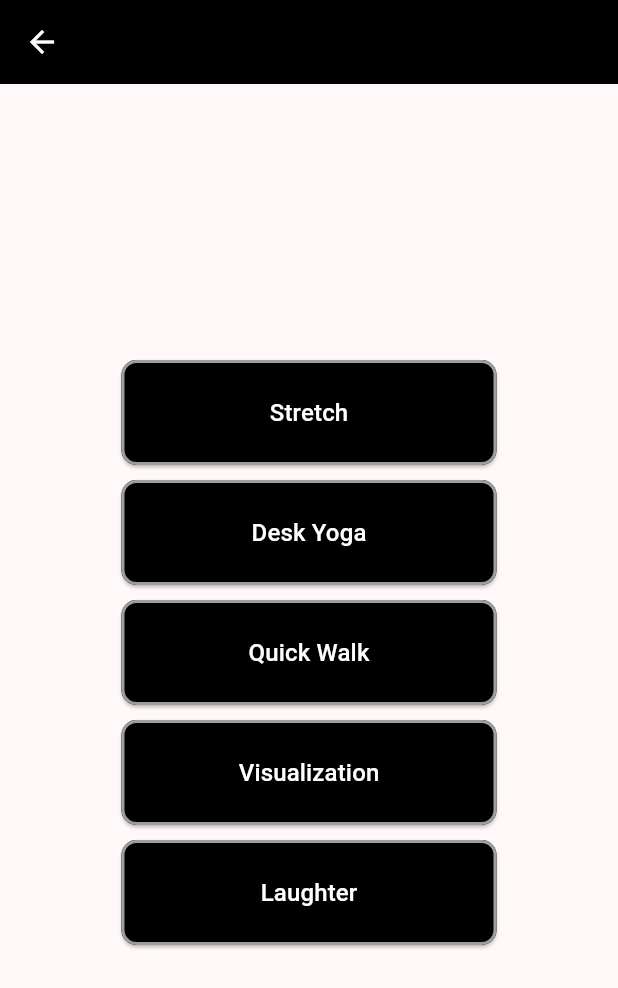
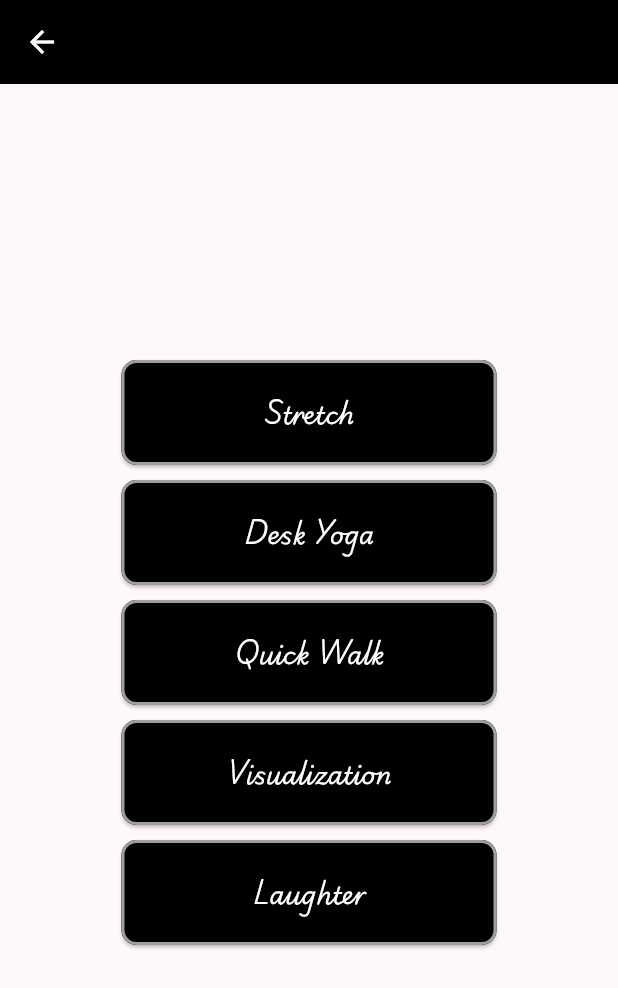
Before and after one commit to Raviteja582/AcuraFlow-Midnfullness, a Flutter app: the screen it shows after launch, after a tap on "Activity Breaks", on a phone screen of 412 x 824 dp. Shown: the top 988 px of the screen. Run offline on Flutter 3.47's test engine with Material 3 defaults, Android fonts, the phone set to English and light mode, and no system bars; our stand-ins replace chewie, shared_preferences, video_player.

Commit message:
Font changes for text across all the screens

```diff
--- a/lib/activities/activity_breaks_screen.dart
+++ b/lib/activities/activity_breaks_screen.dart
@@ -52,7 +52,7 @@ class _ActivityBreaksScreenState extends State<ActivityBreaksScreen> {
                   },
                   child: const Text(
                     'Stretch',
-                    style: TextStyle(fontSize: 16.0),
+                    style: TextStyle(fontSize: 16.0, fontFamily: 'Playwrite'),
                   ),
                 ),
               ],
@@ -79,7 +79,7 @@ class _ActivityBreaksScreenState extends State<ActivityBreaksScreen> {
                   },
                   child: const Text(
                     'Desk Yoga',
-                    style: TextStyle(fontSize: 16.0),
+                    style: TextStyle(fontSize: 16.0, fontFamily: 'Playwrite'),
                   ),
                 ),
               ],
@@ -106,7 +106,7 @@ class _ActivityBreaksScreenState extends State<ActivityBreaksScreen> {
                   },
                   child: const Text(
                     'Quick Walk',
-                    style: TextStyle(fontSize: 16.0),
+                    style: TextStyle(fontSize: 16.0, fontFamily: 'Playwrite'),
                   ),
                 ),
               ],
@@ -133,7 +133,7 @@ class _ActivityBreaksScreenState extends State<ActivityBreaksScreen> {
                   },
                   child: const Text(
                     'Visualization',
-                    style: TextStyle(fontSize: 16.0),
+                    style: TextStyle(fontSize: 16.0, fontFamily: 'Playwrite'),
                   ),
                 ),
               ],
@@ -160,7 +160,7 @@ class _ActivityBreaksScreenState extends State<ActivityBreaksScreen> {
                   },
                   child: const Text(
                     'Laughter',
-                    style: TextStyle(fontSize: 16.0),
+                    style: TextStyle(fontSize: 16.0, fontFamily: 'Playwrite'),
                   ),
                 ),
               ],
@@ -187,7 +187,7 @@ class _ActivityBreaksScreenState extends State<ActivityBreaksScreen> {
                   },
                   child: const Text(
                     'Gentle Music',
-                    style: TextStyle(fontSize: 16.0),
+                    style: TextStyle(fontSize: 16.0, fontFamily: 'Playwrite'),
                   ),
                 ),
               ],
--- a/lib/activities/desk_yoga.dart
+++ b/lib/activities/desk_yoga.dart
@@ -39,6 +39,7 @@ class DeskYogaScreen extends StatelessWidget {
                     style: TextStyle(
                       fontSize: 20,
                       fontWeight: FontWeight.bold,
+                      fontFamily: 'Playwrite'
                     ),
                     textAlign: TextAlign.center,
                   ),
@@ -47,6 +48,7 @@ class DeskYogaScreen extends StatelessWidget {
                     style: TextStyle(
                       fontSize: 14,
                       color: Colors.black,
+                      fontFamily: 'Playwrite'
                     ),
                     textAlign: TextAlign.justify,
                   ),
@@ -83,6 +85,7 @@ class DeskYogaScreen extends StatelessWidget {
                     style: TextStyle(
                       fontSize: 18,
                       fontWeight: FontWeight.bold,
+                      fontFamily: 'Playwrite'
                     ),
                   ),
                   const SizedBox(height: 8),
@@ -91,6 +94,7 @@ class DeskYogaScreen extends StatelessWidget {
                         style: const TextStyle(
                           fontSize: 15,
                           color: Colors.black,
+                          fontFamily: 'Playwrite'
                         ),
                         textAlign: TextAlign.justify,
                       )),
--- a/lib/activities/laughter_screen.dart
+++ b/lib/activities/laughter_screen.dart
@@ -8,7 +8,7 @@ class LaughterScreen extends StatelessWidget {
   Widget build(BuildContext context) {
     return Scaffold(
       appBar: AppBar(
-        title: Text("Laughter Videos"),
+        title: Text("Laughter Videos", style: TextStyle(fontFamily: 'Playwrite'),),
       ),
       body: ListView(
         children: <Widget>[
@@ -19,6 +19,7 @@ class LaughterScreen extends StatelessWidget {
               style: TextStyle(
                 fontSize: 20.0,
                 fontWeight: FontWeight.bold,
+                fontFamily: 'Playwrite'
               ),
               textAlign: TextAlign.justify,
             ),
@@ -33,7 +34,7 @@ class LaughterScreen extends StatelessWidget {
             onPressed: () {
               Navigator.pop(context);
             },
-            child: Text("Back to Home"),
+            child: Text("Back to Home", style: TextStyle(fontFamily: 'Playwrite'),),
             style: ElevatedButton.styleFrom(
               backgroundColor: Colors.red,
               minimumSize: Size(100, 30),
--- a/lib/activities/music_screen.dart
+++ b/lib/activities/music_screen.dart
@@ -9,7 +9,7 @@ class MusicScreen extends StatelessWidget {
   Widget build(BuildContext context) {
     return Scaffold(
       appBar: AppBar(
-        title: Text("Gentle Music"),
+        title: Text("Gentle Music", style: TextStyle(fontFamily: 'Playwrite'),),
       ),
       body: ListView(
         children: <Widget>[
@@ -20,6 +20,7 @@ class MusicScreen extends StatelessWidget {
               style: TextStyle(
                 fontSize: 20.0,
                 fontWeight: FontWeight.bold,
+                fontFamily: 'Playwrite'
               ),
               textAlign: TextAlign.justify,
             ),
@@ -34,7 +35,7 @@ class MusicScreen extends StatelessWidget {
             onPressed: () {
               Navigator.pop(context);
             },
-            child: Text("Back to Home"),
+            child: Text("Back to Home", style: TextStyle(fontFamily: 'Playwrite'),),
             style: ElevatedButton.styleFrom(
               backgroundColor: Colors.red,
               minimumSize: Size(100, 30),
--- a/lib/activities/stretch_screen.dart
+++ b/lib/activities/stretch_screen.dart
@@ -40,6 +40,7 @@ class StretchScreen extends StatelessWidget {
               style: TextStyle(
                 fontSize: 20,
                 fontWeight: FontWeight.bold,
+                fontFamily: 'Playwrite'
               ),
               textAlign: TextAlign.center,
             ),
@@ -98,6 +99,7 @@ class StretchScreen extends StatelessWidget {
                                   style: const TextStyle(
                                     fontSize: 16,
                                     color: Colors.white,
+                                    fontFamily: 'Playwrite'
                                   ),
                                   textAlign: TextAlign.left,
                                 ),
@@ -110,6 +112,7 @@ class StretchScreen extends StatelessWidget {
                                   style: const TextStyle(
                                     fontSize: 14,
                                     color: Colors.grey,
+                                    fontFamily: 'Playwrite'
                                   ),
                                   textAlign: TextAlign.justify,
                                 ),
--- a/lib/journalling_screen.dart
+++ b/lib/journalling_screen.dart
@@ -65,6 +65,7 @@ class _NotepadScreenState extends State<NotepadScreen> {
               style: TextStyle(
                 fontSize: 20.0,
                 fontWeight: FontWeight.bold,
+                fontFamily: 'Playwrite'
               ),
               textAlign: TextAlign.center,
             ),
@@ -76,6 +77,7 @@ class _NotepadScreenState extends State<NotepadScreen> {
               style: TextStyle(
                 fontSize: 14,
                 fontWeight: FontWeight.normal,
+                fontFamily: 'Playwrite'
               ),
               textAlign: TextAlign.center,
             ),
@@ -121,7 +123,7 @@ class _NotepadScreenState extends State<NotepadScreen> {
                     setState(() {});
                   }
                 },
-                child: Text(selectedNoteIndex != -1 ? 'Edit/Save' : 'Save'),
+                child: Text(selectedNoteIndex != -1 ? 'Edit/Save' : 'Save', style: TextStyle(fontFamily: 'Playwrite'),),
               ),
               const SizedBox(width: 10), // Add spacing between buttons
               ElevatedButton(
@@ -139,7 +141,7 @@ class _NotepadScreenState extends State<NotepadScreen> {
                   noteController.clear();
                   selectedNoteIndex = -1;
                 },
-                child: const Text('Cancel'),
+                child: const Text('Cancel', style: TextStyle(fontFamily: 'Playwrite'),),
               ),
               const SizedBox(width: 18),
             ],
--- a/lib/main.dart
+++ b/lib/main.dart
@@ -41,6 +41,7 @@
         backgroundColor: Colors.black,
         title: Text(
           widget.title,
+          style: TextStyle(fontFamily: 'Playwrite'),
         ),
         foregroundColor: Colors.white,
       ),
@@ -84,7 +85,7 @@
                   },
                   child: const Text(
                     'Meditation',
-                    style: TextStyle(fontSize: 16.0),
+                    style: TextStyle(fontSize: 16.0, fontFamily: 'Playwrite'),
                   ),
                 ),
                 const SizedBox(width: 10),
@@ -106,7 +107,7 @@
                   },
                   child: const Text(
                     'Sleep',
-                    style: TextStyle(fontSize: 16.0),
+                    style: TextStyle(fontSize: 16.0, fontFamily: 'Playwrite'),
                   ),
                 ),
               ],
@@ -133,7 +134,7 @@
                   },
                   child: const Text(
                     'Activity Breaks',
-                    style: TextStyle(fontSize: 16.0),
+                    style: TextStyle(fontSize: 14.0, fontFamily: 'Playwrite'),
                   ),
                 ),
                 const SizedBox(width: 10),
@@ -155,7 +156,7 @@
                   },
                   child: const Text(
                     'Journalling',
-                    style: TextStyle(fontSize: 16.0),
+                    style: TextStyle(fontSize: 16.0, fontFamily: 'Playwrite'),
                   ),
                 ),
               ],
--- a/lib/meditation_screen.dart
+++ b/lib/meditation_screen.dart
@@ -27,6 +27,7 @@ class MeditationScreen extends StatelessWidget {
               style: TextStyle(
                 fontSize: 20.0,
                 fontWeight: FontWeight.bold,
+                fontFamily: 'Playwrite'
               ),
               textAlign: TextAlign.center,
             ),
@@ -38,6 +39,7 @@ class MeditationScreen extends StatelessWidget {
               style: TextStyle(
                 fontSize: 14,
                 fontWeight: FontWeight.normal,
+                fontFamily: 'Playwrite'
               ),
               textAlign: TextAlign.center,
             ),
@@ -49,6 +51,7 @@ class MeditationScreen extends StatelessWidget {
             style: TextStyle(
               fontSize: 15,
               fontWeight: FontWeight.bold,
+              fontFamily: 'Playwrite'
             ),
             textAlign: TextAlign.center,
           ),
@@ -60,6 +63,7 @@ class MeditationScreen extends StatelessWidget {
             style: TextStyle(
               fontSize: 15,
               fontWeight: FontWeight.bold,
+              fontFamily: 'Playwrite'
             ),
             textAlign: TextAlign.center,
           ),
@@ -71,6 +75,7 @@ class MeditationScreen extends StatelessWidget {
             style: TextStyle(
               fontSize: 15,
               fontWeight: FontWeight.bold,
+              fontFamily: 'Playwrite'
             ),
             textAlign: TextAlign.center,
           ),
--- a/lib/sleep_screen.dart
+++ b/lib/sleep_screen.dart
@@ -27,6 +27,7 @@ class SleepScreen extends StatelessWidget {
               style: TextStyle(
                 fontSize: 20.0,
                 fontWeight: FontWeight.bold,
+                fontFamily: 'Playwrite'
               ),
               textAlign: TextAlign.center,
             ),
@@ -38,6 +39,7 @@ class SleepScreen extends StatelessWidget {
               style: TextStyle(
                 fontSize: 14,
                 fontWeight: FontWeight.normal,
+                fontFamily: 'Playwrite'
               ),
               textAlign: TextAlign.center,
             ),
@@ -49,6 +51,7 @@ class SleepScreen extends StatelessWidget {
             style: TextStyle(
               fontSize: 15,
               fontWeight: FontWeight.bold,
+              fontFamily: 'Playwrite'
             ),
             textAlign: TextAlign.center,
           ),
@@ -60,6 +63,7 @@ class SleepScreen extends StatelessWidget {
             style: TextStyle(
               fontSize: 15,
               fontWeight: FontWeight.bold,
+              fontFamily: 'Playwrite'
             ),
             textAlign: TextAlign.center,
           ),
```
Also changed, not shown: lib/activities/quick_walk.dart (+6 -3 lines), lib/activities/visualization_screen.dart (+6 -3 lines).
